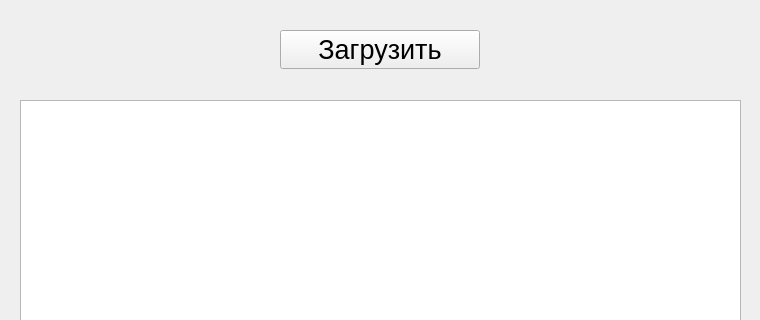
First picture: the form in main.ui, repository Felerv0/latte-makiato, before the edit; both pictures show x 0 to 760 and y 0 to 320 of the 760 by 600 pixel window.
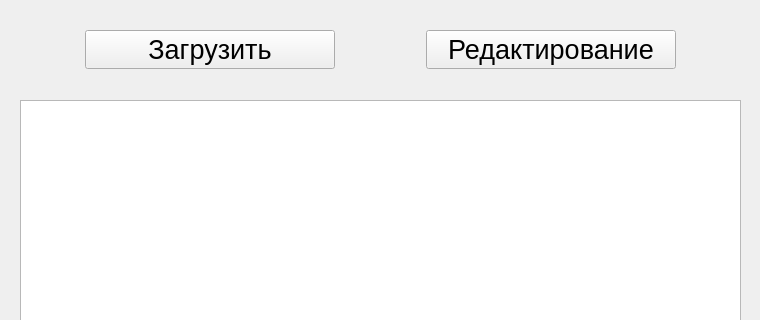
Second picture: the form after the edit.

```diff
--- a/main.ui
+++ b/main.ui
@@ -44,7 +44,7 @@
       <widget class="QPushButton" name="btn">
        <property name="maximumSize">
         <size>
-         <width>200</width>
+         <width>250</width>
          <height>16777215</height>
         </size>
        </property>
@@ -58,6 +58,24 @@
        </property>
       </widget>
      </item>
+     <item>
+      <widget class="QPushButton" name="btn_edit">
+       <property name="maximumSize">
+        <size>
+         <width>250</width>
+         <height>16777215</height>
+        </size>
+       </property>
+       <property name="font">
+        <font>
+         <pointsize>20</pointsize>
+        </font>
+       </property>
+       <property name="text">
+        <string>Редактирование</string>
+       </property>
+      </widget>
+     </item>
     </layout>
    </widget>
   </widget>
```
